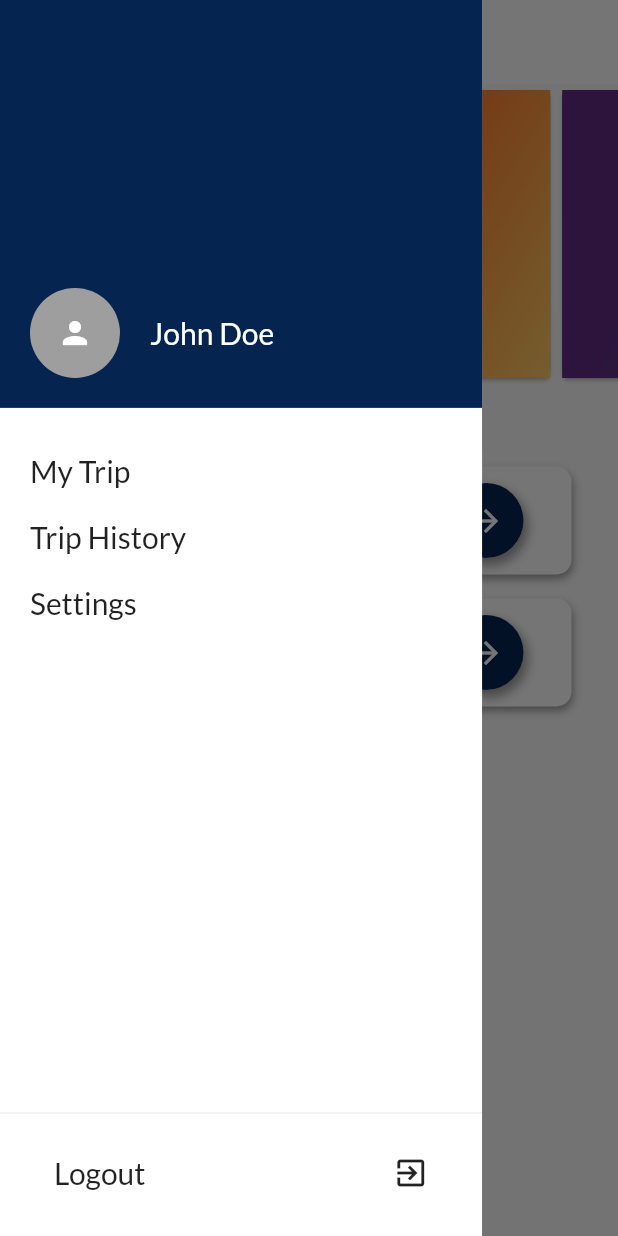
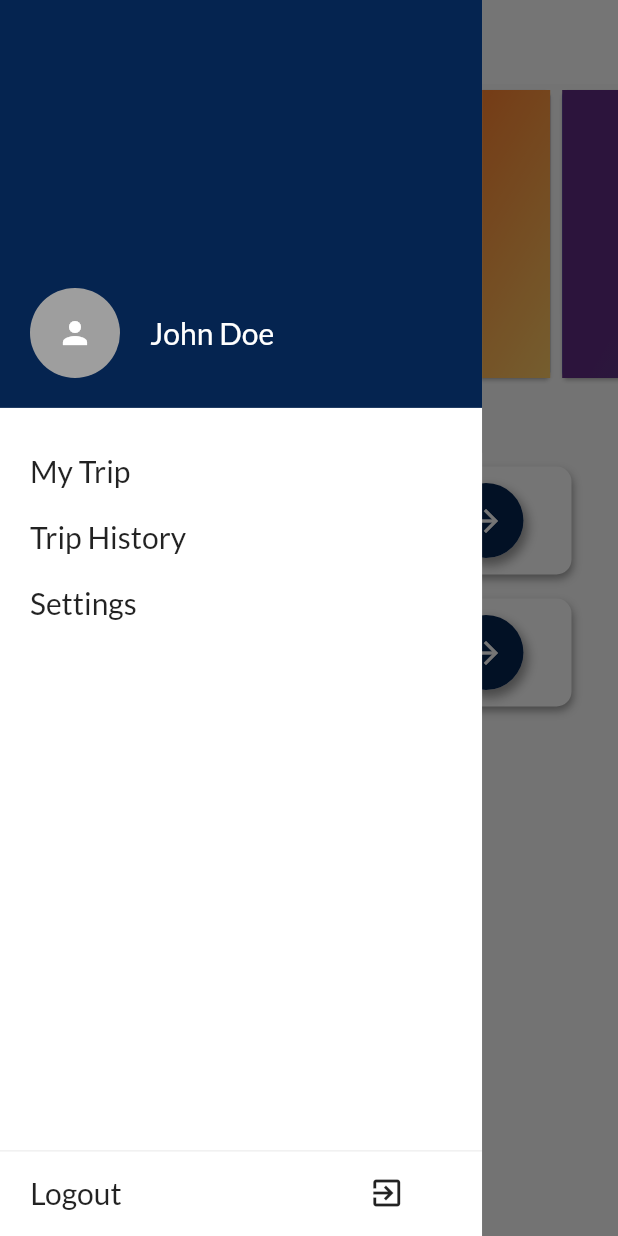
Before and after one commit to Anthrapper/Etrip, a Flutter app: the HomeView screen opened by its route, with the side drawer open, on a phone screen of 412 x 824 dp. Run offline on Flutter 3.47's test engine with Material 2 defaults, Android fonts, the phone set to English and light mode, and no system bars; drawn by our look-alikes of carousel_slider; our stand-ins replace firebase_auth, firebase_core, flutter_secure_storage, form_field_validator, get, google_fonts and 2 more; missing offline and left inert: geocoder, multiselect_formfield, pin_entry_text_field; accounts and stored records are empty; network calls fail; statements that could not run were skipped.

Commit message:
drawer fixed

```diff
--- a/lib/app/data/Api/api_calls.dart
+++ b/lib/app/data/Api/api_calls.dart
@@ -7,7 +7,7 @@ import 'dart:convert';
 
 class ApiCalls {
   Future postRequest({
-    @required Map<String, String> body,
+    @required Map<String, dynamic> body,
     @required String url,
     @required Map<String, String> headers,
   }) async {
@@ -17,6 +17,9 @@ class ApiCalls {
         body: jsonEncode(body),
         headers: headers,
       );
+      print(body);
+      print(response.body);
+      print(response.statusCode);
       return [response.statusCode, json.decode(response.body)];
     } on SocketException catch (e) {
       print(e);
--- a/lib/app/data/Functions/Auth/auth_helper.dart
+++ b/lib/app/data/Functions/Auth/auth_helper.dart
@@ -46,8 +46,7 @@ class AuthHelper {
           CustomNotifiers().snackBar('Error', e.toString(), Icons.error);
         }
       } else {
-        await CustomNotifiers().snackBar(
-            'Error', 'Session Expired, Please Login again', Icons.error);
+        print('Session Expired, Please Login again');
         await Get.offAllNamed(AppPages.LOGIN);
         return 'error';
       }
--- a/lib/app/modules/home/views/drawer.dart
+++ b/lib/app/modules/home/views/drawer.dart
@@ -98,7 +98,12 @@ class MyDrawer extends StatelessWidget {
                         () async => await Get.offAllNamed(AppPages.LOGIN));
                   },
                   child: Padding(
-                    padding: const EdgeInsets.fromLTRB(20, 20, 0, 30),
+                    padding: EdgeInsets.fromLTRB(
+                      Get.width * 0.01,
+                      Get.height * 0.01,
+                      0,
+                      Get.width * 0.04,
+                    ),
                     child: Row(
                       children: [
                         Text(
```
Also changed, not shown: lib/app/modules/driver_details/controllers/driver_details_controller.dart (+21 -5 lines), lib/app/modules/driver_details/views/driver_details_view.dart (+7 -20 lines), lib/app/modules/login/controllers/login_controller.dart (+9 -3 lines).
